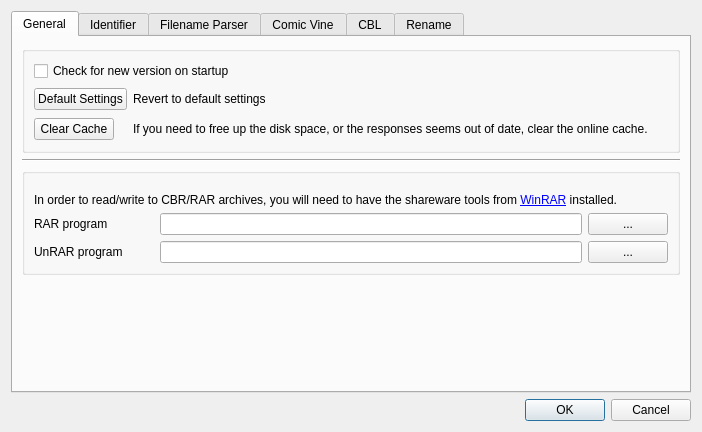
Before: the Qt Designer form comictaggerlib/ui/settingswindow.ui in comictagger/comictagger, drawn with Qt 5.
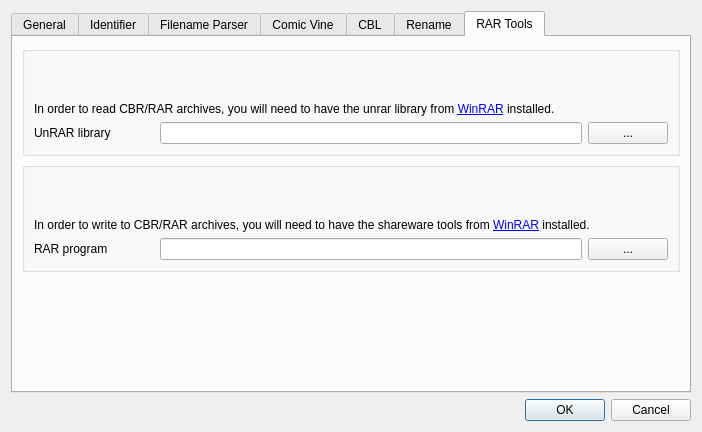
After: the same form once the commit is applied. The open tabs and pages were chosen to show the change.

Diff of the .ui file:
```diff
--- a/comictaggerlib/ui/settingswindow.ui
+++ b/comictaggerlib/ui/settingswindow.ui
@@ -116,118 +116,6 @@
            </property>
           </widget>
          </item>
-         <item>
-          <widget class="QGroupBox" name="grpBoxRar">
-           <layout class="QGridLayout" name="gridLayout">
-            <item row="0" column="0" colspan="3">
-             <widget class="QLabel" name="lblRarHelp">
-              <property name="sizePolicy">
-               <sizepolicy hsizetype="Preferred" vsizetype="Expanding">
-                <horstretch>0</horstretch>
-                <verstretch>0</verstretch>
-               </sizepolicy>
-              </property>
-              <property name="text">
-               <string>&lt;html&gt;&lt;head/&gt;&lt;body&gt;&lt;p&gt;In order to read/write to CBR/RAR archives, you will need to have the shareware tools from &lt;a href=&quot;www.win-rar.com/download.html&quot;&gt;&lt;span style=&quot; text-decoration: underline; color:#0000ff;&quot;&gt;WinRAR&lt;/span&gt;&lt;/a&gt; installed.  &lt;/p&gt;&lt;/body&gt;&lt;/html&gt;</string>
-              </property>
-              <property name="textFormat">
-               <enum>Qt::RichText</enum>
-              </property>
-              <property name="alignment">
-               <set>Qt::AlignBottom|Qt::AlignLeading|Qt::AlignLeft</set>
-              </property>
-              <property name="wordWrap">
-               <bool>true</bool>
-              </property>
-              <property name="openExternalLinks">
-               <bool>true</bool>
-              </property>
-              <property name="textInteractionFlags">
-               <set>Qt::LinksAccessibleByKeyboard|Qt::LinksAccessibleByMouse</set>
-              </property>
-             </widget>
-            </item>
-            <item row="1" column="0">
-             <widget class="QLabel" name="label_7">
-              <property name="sizePolicy">
-               <sizepolicy hsizetype="Preferred" vsizetype="Preferred">
-                <horstretch>0</horstretch>
-                <verstretch>0</verstretch>
-               </sizepolicy>
-              </property>
-              <property name="minimumSize">
-               <size>
-                <width>120</width>
-                <height>0</height>
-               </size>
-              </property>
-              <property name="maximumSize">
-               <size>
-                <width>200</width>
-                <height>16777215</height>
-               </size>
-              </property>
-              <property name="text">
-               <string>RAR program</string>
-              </property>
-             </widget>
-            </item>
-            <item row="1" column="1">
-             <widget class="QLineEdit" name="leRarExePath">
-              <property name="sizePolicy">
-               <sizepolicy hsizetype="Expanding" vsizetype="Maximum">
-                <horstretch>0</horstretch>
-                <verstretch>0</verstretch>
-               </sizepolicy>
-              </property>
-              <property name="readOnly">
-               <bool>true</bool>
-              </property>
-             </widget>
-            </item>
-            <item row="1" column="2">
-             <widget class="QPushButton" name="btnBrowseRar">
-              <property name="sizePolicy">
-               <sizepolicy hsizetype="Minimum" vsizetype="Maximum">
-                <horstretch>0</horstretch>
-                <verstretch>0</verstretch>
-               </sizepolicy>
-              </property>
-              <property name="text">
-               <string>...</string>
-              </property>
-             </widget>
-            </item>
-            <item row="2" column="0">
-             <widget class="QLabel" name="lblUnrar">
-              <property name="minimumSize">
-               <size>
-                <width>120</width>
-                <height>0</height>
-               </size>
-              </property>
-              <property name="text">
-               <string>UnRAR program</string>
-              </property>
-             </widget>
-            </item>
-            <item row="2" column="1">
-             <widget class="QLineEdit" name="leUnrarExePath">
-              <property name="readOnly">
-               <bool>true</bool>
-              </property>
-             </widget>
-            </item>
-            <item row="2" column="2">
-             <widget class="QPushButton" name="btnBrowseUnrar">
-              <property name="text">
-               <string>...</string>
-              </property>
-             </widget>
-            </item>
-           </layout>
-          </widget>
-         </item>
          <item>
           <spacer name="verticalSpacer">
            <property name="orientation">
@@ -688,6 +576,172 @@
          </item>
         </layout>
        </widget>
+       <widget class="QWidget" name="tab_7">
+        <attribute name="title">
+         <string>RAR Tools</string>
+        </attribute>
+        <layout class="QVBoxLayout" name="verticalLayout_2">
+         <item>
+          <widget class="QGroupBox" name="grpBoxUnrar">
+           <layout class="QGridLayout" name="gridLayout">
+            <item row="1" column="0">
+             <widget class="QLabel" name="lblUnrar">
+              <property name="minimumSize">
+               <size>
+                <width>120</width>
+                <height>0</height>
+               </size>
+              </property>
+              <property name="text">
+               <string>UnRAR library</string>
+              </property>
+             </widget>
+            </item>
+            <item row="1" column="1">
+             <widget class="QLineEdit" name="leUnrarLibPath">
+              <property name="readOnly">
+               <bool>true</bool>
+              </property>
+             </widget>
+            </item>
+            <item row="1" column="2">
+             <widget class="QPushButton" name="btnBrowseUnrar">
+              <property name="text">
+               <string>...</string>
+              </property>
+             </widget>
+            </item>
+            <item row="0" column="0" colspan="3">
+             <widget class="QLabel" name="lblUnrarHelp">
+              <property name="sizePolicy">
+               <sizepolicy hsizetype="Preferred" vsizetype="Expanding">
+                <horstretch>0</horstretch>
+                <verstretch>0</verstretch>
+               </sizepolicy>
+              </property>
+              <property name="text">
+               <string>&lt;html&gt;&lt;head/&gt;&lt;body&gt;&lt;p&gt;In order to read CBR/RAR archives, you will need to have the unrar library from &lt;a href=&quot;www.win-rar.com/download.html&quot;&gt;&lt;span style=&quot; text-decoration: underline; color:#0000ff;&quot;&gt;WinRAR&lt;/span&gt;&lt;/a&gt; installed. &lt;/p&gt;&lt;/body&gt;&lt;/html&gt;</string>
+              </property>
+              <property name="textFormat">
+               <enum>Qt::RichText</enum>
+              </property>
+              <property name="alignment">
+               <set>Qt::AlignBottom|Qt::AlignLeading|Qt::AlignLeft</set>
+              </property>
+              <property name="wordWrap">
+               <bool>true</bool>
+              </property>
+              <property name="openExternalLinks">
+               <bool>true</bool>
+              </property>
+              <property name="textInteractionFlags">
+               <set>Qt::LinksAccessibleByKeyboard|Qt::LinksAccessibleByMouse</set>
+              </property>
+             </widget>
+            </item>
+           </layout>
+          </widget>
+         </item>
+         <item>
+          <widget class="QGroupBox" name="grpBoxRar">
+           <layout class="QGridLayout" name="gridLayout">
+            <item row="1" column="0">
+             <widget class="QLabel" name="label_7">
+              <property name="sizePolicy">
+               <sizepolicy hsizetype="Preferred" vsizetype="Preferred">
+                <horstretch>0</horstretch>
+                <verstretch>0</verstretch>
+               </sizepolicy>
+              </property>
+              <property name="minimumSize">
+               <size>
+                <width>120</width>
+                <height>0</height>
+               </size>
+              </property>
+              <property name="maximumSize">
+               <size>
+                <width>200</width>
+                <height>16777215</height>
+               </size>
+              </property>
+              <property name="text">
+               <string>RAR program</string>
+              </property>
+             </widget>
+            </item>
+            <item row="1" column="1">
+             <widget class="QLineEdit" name="leRarExePath">
+              <property name="sizePolicy">
+               <sizepolicy hsizetype="Expanding" vsizetype="Maximum">
+                <horstretch>0</horstretch>
+                <verstretch>0</verstretch>
+               </sizepolicy>
+              </property>
+              <property name="readOnly">
+               <bool>true</bool>
+              </property>
+             </widget>
+            </item>
+            <item row="1" column="2">
+             <widget class="QPushButton" name="btnBrowseRar">
+              <property name="sizePolicy">
+               <sizepolicy hsizetype="Minimum" vsizetype="Maximum">
+                <horstretch>0</horstretch>
+                <verstretch>0</verstretch>
+               </sizepolicy>
+              </property>
+              <property name="text">
+               <string>...</string>
+              </property>
+             </widget>
+            </item>
+            <item row="0" column="0" colspan="3">
+             <widget class="QLabel" name="lblRarHelp">
+              <property name="sizePolicy">
+               <sizepolicy hsizetype="Preferred" vsizetype="Expanding">
+                <horstretch>0</horstretch>
+                <verstretch>0</verstretch>
+               </sizepolicy>
+              </property>
+              <property name="text">
+               <string>&lt;html&gt;&lt;head/&gt;&lt;body&gt;&lt;p&gt;In order to write to CBR/RAR archives, you will need to have the shareware tools from &lt;a href=&quot;www.win-rar.com/download.html&quot;&gt;&lt;span style=&quot; text-decoration: underline; color:#0000ff;&quot;&gt;WinRAR&lt;/span&gt;&lt;/a&gt; installed. &lt;/p&gt;&lt;/body&gt;&lt;/html&gt;</string>
+              </property>
+              <property name="textFormat">
+               <enum>Qt::RichText</enum>
+              </property>
+              <property name="alignment">
+               <set>Qt::AlignBottom|Qt::AlignLeading|Qt::AlignLeft</set>
+              </property>
+              <property name="wordWrap">
+               <bool>true</bool>
+              </property>
+              <property name="openExternalLinks">
+               <bool>true</bool>
+              </property>
+              <property name="textInteractionFlags">
+               <set>Qt::LinksAccessibleByKeyboard|Qt::LinksAccessibleByMouse</set>
+              </property>
+             </widget>
+            </item>
+           </layout>
+          </widget>
+         </item>
+         <item>
+          <spacer name="verticalSpacer">
+           <property name="orientation">
+            <enum>Qt::Vertical</enum>
+           </property>
+           <property name="sizeHint" stdset="0">
+            <size>
+             <width>20</width>
+             <height>40</height>
+            </size>
+           </property>
+          </spacer>
+         </item>
+        </layout>
+       </widget>
       </widget>
      </item>
      <item>
```
Left out of the diff: 2 changed lines with no effect on the pictures.
